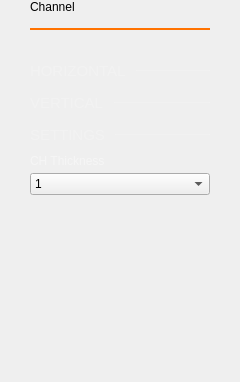
This is ui/channel_settings.ui in analogdevicesinc/scopy as Qt 5 draws it before an edit. The edited form follows.
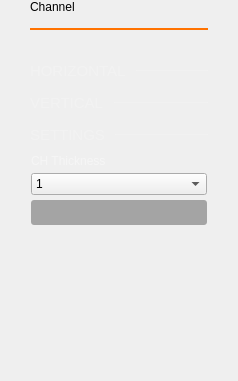
This is the edited form.

Commit message: Osc: allow the user to modify a math channels function

```diff
--- a/ui/channel_settings.ui
+++ b/ui/channel_settings.ui
@@ -6,8 +6,8 @@
    <rect>
     <x>0</x>
     <y>0</y>
-    <width>240</width>
-    <height>382</height>
+    <width>238</width>
+    <height>381</height>
    </rect>
   </property>
   <property name="windowTitle">
@@ -392,6 +392,69 @@
          </item>
         </widget>
        </item>
+       <item>
+        <spacer name="verticalSpacer_8">
+         <property name="orientation">
+          <enum>Qt::Vertical</enum>
+         </property>
+         <property name="sizeType">
+          <enum>QSizePolicy::Fixed</enum>
+         </property>
+         <property name="sizeHint" stdset="0">
+          <size>
+           <width>10</width>
+           <height>5</height>
+          </size>
+         </property>
+        </spacer>
+       </item>
+       <item>
+        <widget class="QPushButton" name="function">
+         <property name="sizePolicy">
+          <sizepolicy hsizetype="Preferred" vsizetype="Fixed">
+           <horstretch>0</horstretch>
+           <verstretch>0</verstretch>
+          </sizepolicy>
+         </property>
+         <property name="minimumSize">
+          <size>
+           <width>0</width>
+           <height>25</height>
+          </size>
+         </property>
+         <property name="maximumSize">
+          <size>
+           <width>176</width>
+           <height>16777215</height>
+          </size>
+         </property>
+         <property name="styleSheet">
+          <string notr="true">QPushButton {
+	background-color: rgba(0, 0, 0, 80);
+	color: gray;
+	font: bold  &quot;Times New Roman&quot;;	
+	font-size: 16px;
+	border-radius: 3px;
+  	border: 2px rgba(0, 0, 0, 80);
+}
+
+QPushButton:hover {
+	color: white;
+	background-color: rgba(0, 0, 0, 60);
+	border-color: rgba(0, 0, 0, 60);
+}</string>
+         </property>
+         <property name="text">
+          <string/>
+         </property>
+         <property name="checkable">
+          <bool>true</bool>
+         </property>
+         <property name="flat">
+          <bool>false</bool>
+         </property>
+        </widget>
+       </item>
        <item>
         <spacer name="verticalSpacer_6">
          <property name="orientation">
```
The commit also changes 2 other files.
